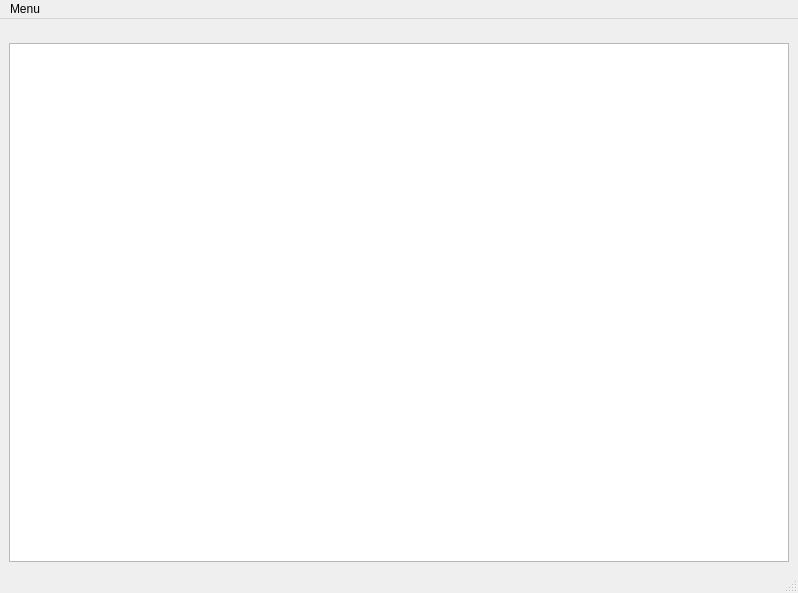
Before: the Qt Designer form code/ui/login.ui in MaximilianBrokamp/ENEFFCO-diagramm-creator, drawn with Qt 5.
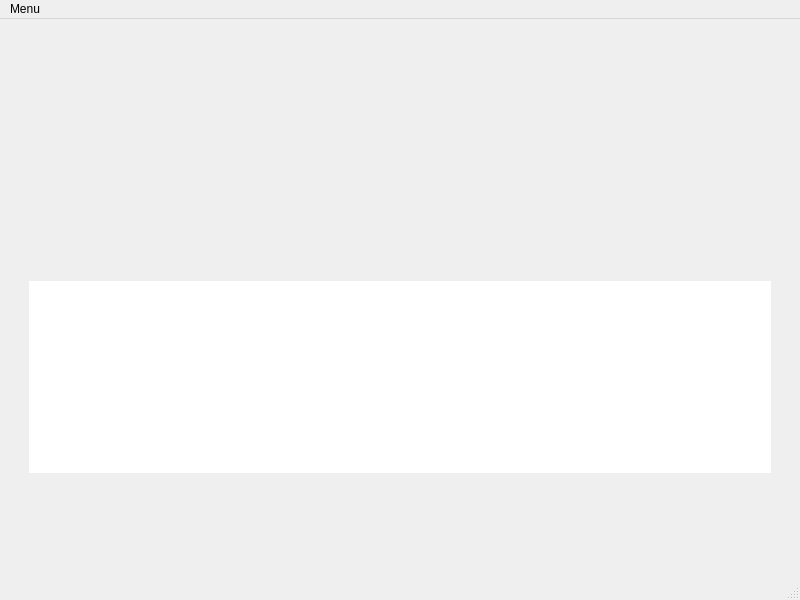
After: the same form once the commit is applied.

Diff of the .ui file:
```diff
--- a/code/ui/login.ui
+++ b/code/ui/login.ui
@@ -6,8 +6,8 @@
    <rect>
     <x>0</x>
     <y>0</y>
-    <width>798</width>
-    <height>593</height>
+    <width>800</width>
+    <height>600</height>
    </rect>
   </property>
   <property name="windowTitle">
@@ -15,39 +15,120 @@
   </property>
   <widget class="QWidget" name="centralwidget">
    <layout class="QGridLayout" name="gridLayout">
-    <item row="1" column="0">
-     <widget class="QTextEdit" name="textEdit">
-      <property name="font">
-       <font>
-        <pointsize>20</pointsize>
-       </font>
+    <item row="0" column="3">
+     <spacer name="verticalSpacer">
+      <property name="orientation">
+       <enum>Qt::Vertical</enum>
       </property>
-      <property name="readOnly">
-       <bool>true</bool>
+      <property name="sizeHint" stdset="0">
+       <size>
+        <width>20</width>
+        <height>40</height>
+       </size>
       </property>
-      <property name="html">
-       <string>&lt;!DOCTYPE HTML PUBLIC &quot;-//W3C//DTD HTML 4.0//EN&quot; &quot;http://www.w3.org/TR/REC-html40/strict.dtd&quot;&gt;
+     </spacer>
+    </item>
+    <item row="1" column="3">
+     <layout class="QHBoxLayout" name="horizontalLayout">
+      <item>
+       <widget class="QLabel" name="loading_label">
+        <property name="sizePolicy">
+         <sizepolicy hsizetype="Fixed" vsizetype="Fixed">
+          <horstretch>0</horstretch>
+          <verstretch>0</verstretch>
+         </sizepolicy>
+        </property>
+        <property name="minimumSize">
+         <size>
+          <width>150</width>
+          <height>150</height>
+         </size>
+        </property>
+        <property name="font">
+         <font>
+          <pointsize>20</pointsize>
+         </font>
+        </property>
+        <property name="text">
+         <string/>
+        </property>
+        <property name="scaledContents">
+         <bool>true</bool>
+        </property>
+        <property name="textInteractionFlags">
+         <set>Qt::NoTextInteraction</set>
+        </property>
+       </widget>
+      </item>
+     </layout>
+    </item>
+    <item row="2" column="3" rowspan="2">
+     <layout class="QHBoxLayout" name="horizontalLayout_2">
+      <item>
+       <spacer name="verticalSpacer_5">
+        <property name="orientation">
+         <enum>Qt::Vertical</enum>
+        </property>
+        <property name="sizeHint" stdset="0">
+         <size>
+          <width>20</width>
+          <height>40</height>
+         </size>
+        </property>
+       </spacer>
+      </item>
+      <item>
+       <widget class="QTextEdit" name="textEdit">
+        <property name="font">
+         <font>
+          <pointsize>20</pointsize>
+         </font>
+        </property>
+        <property name="frameShape">
+         <enum>QFrame::NoFrame</enum>
+        </property>
+        <property name="frameShadow">
+         <enum>QFrame::Plain</enum>
+        </property>
+        <property name="readOnly">
+         <bool>true</bool>
+        </property>
+        <property name="html">
+         <string>&lt;!DOCTYPE HTML PUBLIC &quot;-//W3C//DTD HTML 4.0//EN&quot; &quot;http://www.w3.org/TR/REC-html40/strict.dtd&quot;&gt;
 &lt;html&gt;&lt;head&gt;&lt;meta name=&quot;qrichtext&quot; content=&quot;1&quot; /&gt;&lt;style type=&quot;text/css&quot;&gt;
 p, li { white-space: pre-wrap; }
 &lt;/style&gt;&lt;/head&gt;&lt;body style=&quot; font-family:'MS Shell Dlg 2'; font-size:20pt; font-weight:400; font-style:normal;&quot;&gt;
-&lt;p style=&quot;-qt-paragraph-type:empty; margin-top:0px; margin-bottom:0px; margin-left:0px; margin-right:0px; -qt-block-indent:0; text-indent:0px; font-size:8pt;&quot;&gt;&lt;br /&gt;&lt;/p&gt;&lt;/body&gt;&lt;/html&gt;</string>
-      </property>
-     </widget>
+&lt;p style=&quot;-qt-paragraph-type:empty; margin-top:0px; margin-bottom:0px; margin-left:0px; margin-right:0px; -qt-block-indent:0; text-indent:0px;&quot;&gt;&lt;br /&gt;&lt;/p&gt;&lt;/body&gt;&lt;/html&gt;</string>
+        </property>
+       </widget>
+      </item>
+      <item>
+       <spacer name="verticalSpacer_6">
+        <property name="orientation">
+         <enum>Qt::Vertical</enum>
+        </property>
+        <property name="sizeHint" stdset="0">
+         <size>
+          <width>20</width>
+          <height>40</height>
+         </size>
+        </property>
+       </spacer>
+      </item>
+     </layout>
     </item>
-    <item row="0" column="0">
-     <widget class="QLabel" name="label">
-      <property name="font">
-       <font>
-        <pointsize>6</pointsize>
-       </font>
+    <item row="4" column="3">
+     <spacer name="verticalSpacer_2">
+      <property name="orientation">
+       <enum>Qt::Vertical</enum>
       </property>
-      <property name="contextMenuPolicy">
-       <enum>Qt::PreventContextMenu</enum>
+      <property name="sizeHint" stdset="0">
+       <size>
+        <width>20</width>
+        <height>40</height>
+       </size>
       </property>
-      <property name="text">
-       <string/>
-      </property>
-     </widget>
+     </spacer>
     </item>
    </layout>
   </widget>
@@ -56,7 +137,7 @@
     <rect>
      <x>0</x>
      <y>0</y>
-     <width>798</width>
+     <width>800</width>
      <height>18</height>
     </rect>
    </property>
```
Left out of the diff: 2 changed lines with no effect on the pictures.
